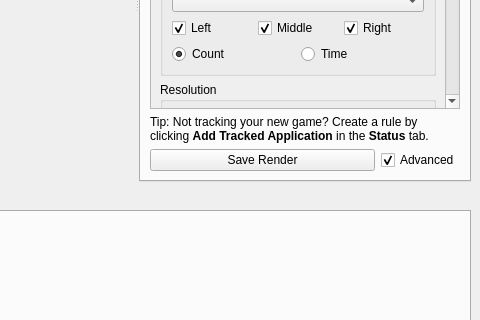
huntfx/MouseTracks, file mousetracks2/gui/ui/layout.ui: the form before one commit; both pictures show x 580 to 1060 and y 207 to 527 of the 1060 by 613 pixel window.
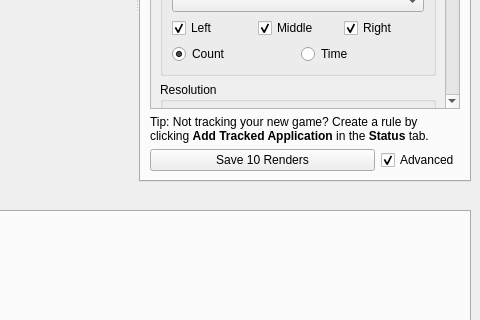
The form after the commit. Custom widgets are drawn as their Qt base class.

Commit message: Generate 10 random coloured renders

What changed in the file:
```diff
--- a/mousetracks2/gui/ui/layout.ui
+++ b/mousetracks2/gui/ui/layout.ui
@@ -1053,7 +1053,7 @@
 This may take a few seconds to complete.</string>
               </property>
               <property name="text">
-               <string>Save Render</string>
+               <string>Save 10 Renders</string>
               </property>
              </widget>
             </item>
```
Left out of the diff: 2 changed lines with no effect on the pictures. The commit also changes 2 other files.
